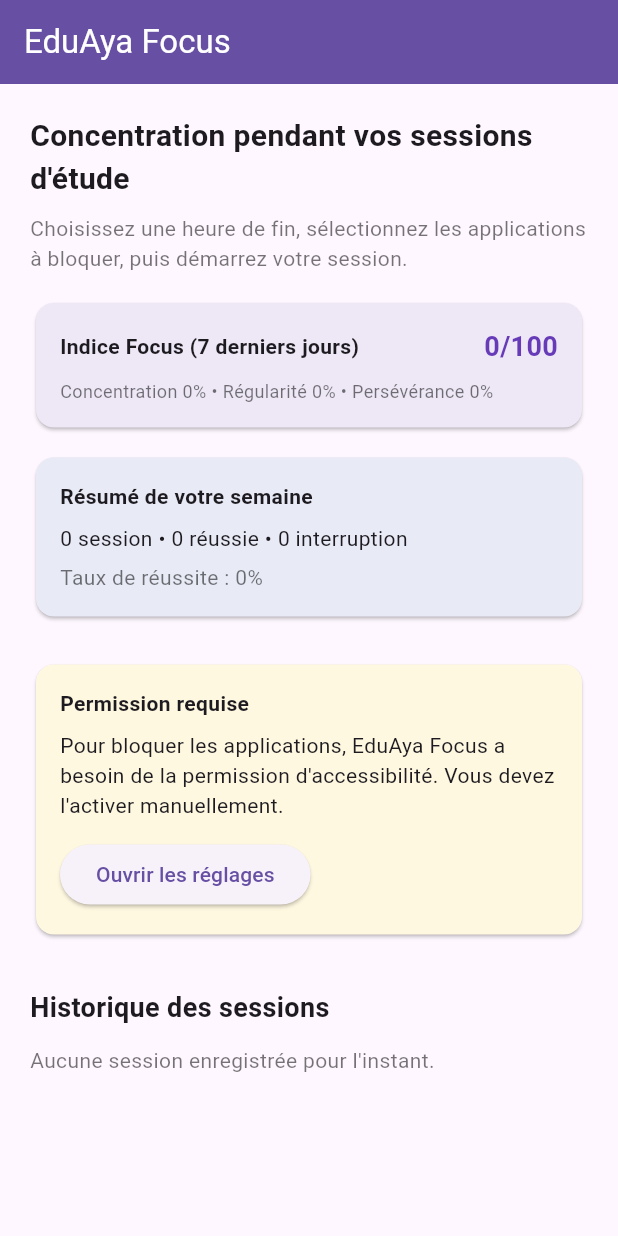
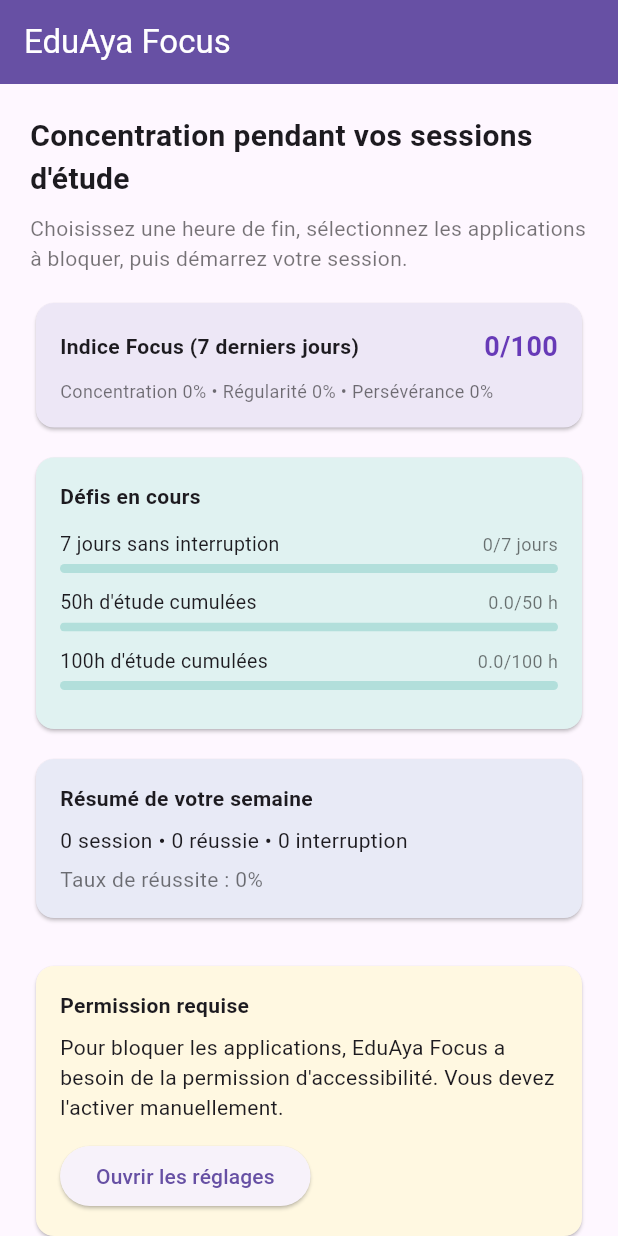
Before and after one commit to Dotou92/eduaya-focus, a Flutter app: the screen it shows after launch, on a phone screen of 412 x 824 dp. Run offline on Flutter 3.47's test engine with Material 3 defaults, Android fonts, the phone set to English and light mode, and no system bars; our stand-ins replace shared_preferences.

Commit message:
Ajoute Maître de la Discipline, Légende Focus et les défis actifs
Badges : Maître de la Discipline (Indice Focus >= 90 sur 4 semaines
consécutives), Légende Focus (200 séances cumulées).
Défis (Module 7) : 7 jours sans interruption, 50h et 100h d'étude
cumulées, avec barres de progression sur l'accueil.

Co-Authored-By: Claude Sonnet 5 <noreply@anthropic.com>

```diff
--- a/lib/main.dart
+++ b/lib/main.dart
@@ -4,6 +4,7 @@ import 'package:flutter/material.dart';
 import 'package:shared_preferences/shared_preferences.dart';
 import 'data/subjects.dart';
 import 'services/badges.dart';
+import 'services/challenges.dart';
 import 'services/config_service.dart';
 import 'services/focus_score.dart';
 import 'services/session_summary.dart';
@@ -172,6 +173,8 @@ class _HomeScreenState extends State<HomeScreen> {
     children.add(const SizedBox(height: 16));
     children.add(_buildFocusScoreCard());
     children.add(const SizedBox(height: 12));
+    children.add(_buildChallengesCard());
+    children.add(const SizedBox(height: 12));
     children.add(_buildSummaryCard());
     children.add(const SizedBox(height: 24));
 
@@ -236,6 +239,7 @@ class _HomeScreenState extends State<HomeScreen> {
     final stats = SessionStats.fromRecords(records);
     final badges = BadgeEvaluator.evaluate(
       weeklyScore: score,
+      recentWeeklyScores: FocusScore.weeklyHistory(records),
       totalCompletedSessions: stats.completedSessions,
     );
 
@@ -284,6 +288,66 @@ class _HomeScreenState extends State<HomeScreen> {
                         ))
                     .toList(),
               ),
+            ],
+          ],
+        ),
+      ),
+    );
+  }
+
+  Widget _buildChallengesCard() {
+    final records = _history
+        .map<Map<String, dynamic>>((e) => Map<String, dynamic>.from(e))
+        .toList();
+    final challenges = ChallengeEvaluator.evaluate(records);
+
+    return Card(
+      color: Colors.teal[50],
+      child: Padding(
+        padding: const EdgeInsets.all(16),
+        child: Column(
+          crossAxisAlignment: CrossAxisAlignment.start,
+          children: [
+            const Text(
+              "Défis en cours",
+              style: TextStyle(fontWeight: FontWeight.bold),
+            ),
+            const SizedBox(height: 12),
+            for (final challenge in challenges) ...[
+              Row(
+                children: [
+                  Expanded(
+                    child: Text(
+                      challenge.label,
+                      style: const TextStyle(fontSize: 13),
+                    ),
+                  ),
+                  Text(
+                    "${challenge.progress.toStringAsFixed(challenge.unit == 'h' ? 1 : 0)}"
+                    "/${challenge.target.toStringAsFixed(0)} ${challenge.unit}",
+                    style: TextStyle(
+                      fontSize: 12,
+                      color: challenge.isCompleted
+                          ? Colors.teal
+                          : Colors.black54,
+                      fontWeight: challenge.isCompleted
+                          ? FontWeight.bold
+                          : FontWeight.normal,
+                    ),
+                  ),
+                ],
+              ),
+              const SizedBox(height: 4),
+              ClipRRect(
+                borderRadius: BorderRadius.circular(4),
+                child: LinearProgressIndicator(
+                  value: challenge.progressRatio,
+                  minHeight: 6,
+                  backgroundColor: Colors.teal[100],
+                  color: challenge.isCompleted ? Colors.teal : Colors.teal[300],
+                ),
+              ),
+              const SizedBox(height: 10),
             ],
           ],
         ),
--- a/lib/services/badges.dart
+++ b/lib/services/badges.dart
@@ -1,10 +1,6 @@
 import 'focus_score.dart';
 
-/// Un badge débloqué (§7 du cahier des charges). Seuls les badges dont
-/// le seuil est déductible des critères déjà définis (Indice Focus,
-/// nombre de séances) sont implémentés pour l'instant ; "Légende Focus"
-/// et "Maître de la Discipline" nécessitent des seuils à définir avec
-/// le porteur de projet avant d'être ajoutés.
+/// Un badge débloqué (§7 du cahier des charges).
 class FocusBadge {
   const FocusBadge(this.id, this.label);
 
@@ -13,8 +9,14 @@ class FocusBadge {
 }
 
 class BadgeEvaluator {
+  /// Nombre de semaines consécutives à Indice Focus ≥ 90 requis pour
+  /// débloquer "Maître de la Discipline".
+  static const int masterWeeksRequired = 4;
+  static const double masterWeeklyThreshold = 90;
+
   static List<FocusBadge> evaluate({
     required FocusScore weeklyScore,
+    required List<FocusScore> recentWeeklyScores,
     required int totalCompletedSessions,
   }) {
     final badges = <FocusBadge>[];
@@ -27,11 +29,23 @@ class BadgeEvaluator {
       badges.add(const FocusBadge('concentre_bronze', 'Concentré Bronze'));
     }
 
+    if (recentWeeklyScores.length >= masterWeeksRequired &&
+        recentWeeklyScores
+            .take(masterWeeksRequired)
+            .every((w) => w.overall >= masterWeeklyThreshold)) {
+      badges.add(
+        const FocusBadge('maitre_discipline', 'Maître de la Discipline'),
+      );
+    }
+
     if (totalCompletedSessions >= 100) {
       badges.add(
         const FocusBadge('serie_100_seances', 'Série de 100 séances'),
       );
     }
+    if (totalCompletedSessions >= 200) {
+      badges.add(const FocusBadge('legende_focus', 'Légende Focus'));
+    }
 
     return badges;
   }
--- /dev/null
+++ b/lib/services/challenges.dart
@@ -0,0 +1,105 @@
+/// Un défi actif (§7 du cahier des charges) : progression courante vers
+/// un objectif fixe.
+class Challenge {
+  const Challenge({
+    required this.id,
+    required this.label,
+    required this.progress,
+    required this.target,
+    required this.unit,
+  });
+
+  final String id;
+  final String label;
+  final double progress;
+  final double target;
+  final String unit;
+
+  bool get isCompleted => progress >= target;
+
+  double get progressRatio =>
+      target <= 0 ? 0 : (progress / target).clamp(0, 1);
+}
+
+class ChallengeEvaluator {
+  static List<Challenge> evaluate(
+    List<Map<String, dynamic>> records, {
+    DateTime? now,
+  }) {
+    final today = now ?? DateTime.now();
+    final todayDate = DateTime(today.year, today.month, today.day);
+
+    final cleanStreak = _computeCleanDayStreak(records, todayDate);
+    final totalHours = _computeTotalHours(records);
+
+    return [
+      Challenge(
+        id: '7_jours_sans_interruption',
+        label: '7 jours sans interruption',
+        progress: cleanStreak.toDouble(),
+        target: 7,
+        unit: 'jours',
+      ),
+      Challenge(
+        id: '50h_etude_cumulees',
+        label: "50h d'étude cumulées",
+        progress: totalHours,
+        target: 50,
+        unit: 'h',
+      ),
+      Challenge(
+        id: '100h_etude_cumulees',
+        label: "100h d'étude cumulées",
+        progress: totalHours,
+        target: 100,
+        unit: 'h',
+      ),
+    ];
+  }
+
+  /// Nombre de jours consécutifs (jusqu'à aujourd'hui) ayant eu au moins
+  /// une session, et dont toutes les sessions du jour sont sans
+  /// interruption.
+  static int _computeCleanDayStreak(
+    List<Map<String, dynamic>> records,
+    DateTime todayDate,
+  ) {
+    final daysWithSessions = <DateTime>{};
+    final dayHasInterruption = <DateTime, bool>{};
+
+    for (final r in records) {
+      final start = DateTime.fromMillisecondsSinceEpoch(r['start'] as int);
+      final day = DateTime(start.year, start.month, start.day);
+      daysWithSessions.add(day);
+
+      final interruptions = (r['interruptions'] as List?)?.length ?? 0;
+      if (interruptions > 0) {
+        dayHasInterruption[day] = true;
+      } else {
+        dayHasInterruption.putIfAbsent(day, () => false);
+      }
+    }
+
+    var cursor = todayDate;
+    if (!daysWithSessions.contains(cursor)) {
+      cursor = cursor.subtract(const Duration(days: 1));
+    }
+    var streak = 0;
+    while (daysWithSessions.contains(cursor) &&
+        dayHasInterruption[cursor] == false) {
+      streak++;
+      cursor = cursor.subtract(const Duration(days: 1));
+    }
+    return streak;
+  }
+
+  static double _computeTotalHours(List<Map<String, dynamic>> records) {
+    var totalMillis = 0;
+    for (final r in records) {
+      final start = r['start'] as int;
+      final end = r['end'] as int;
+      totalMillis += (end - start);
+    }
+    return totalMillis / (1000 * 60 * 60);
+  }
+}
--- a/lib/services/focus_score.dart
+++ b/lib/services/focus_score.dart
@@ -96,4 +96,21 @@ class FocusScore {
     final completed = weekRecords.where((r) => r['completed'] == true).length;
     return (completed / weekRecords.length) * 100;
   }
+
+  /// Scores des [weeks] dernières semaines, la plus récente en premier
+  /// (semaine glissante de 7 jours se terminant aujourd'hui, puis
+  /// il y a 7 jours, puis 14 jours, etc). Utilisé pour les badges qui
+  /// exigent une performance soutenue sur plusieurs semaines.
+  static List<FocusScore> weeklyHistory(
+    List<Map<String, dynamic>> records, {
+    int weeks = 4,
+    DateTime? now,
+  }) {
+    final today = now ?? DateTime.now();
+    final todayDate = DateTime(today.year, today.month, today.day);
+    return List.generate(weeks, (i) {
+      final anchor = todayDate.subtract(Duration(days: 7 * i));
+      return FocusScore.compute(records, now: anchor);
+    });
+  }
 }
```
